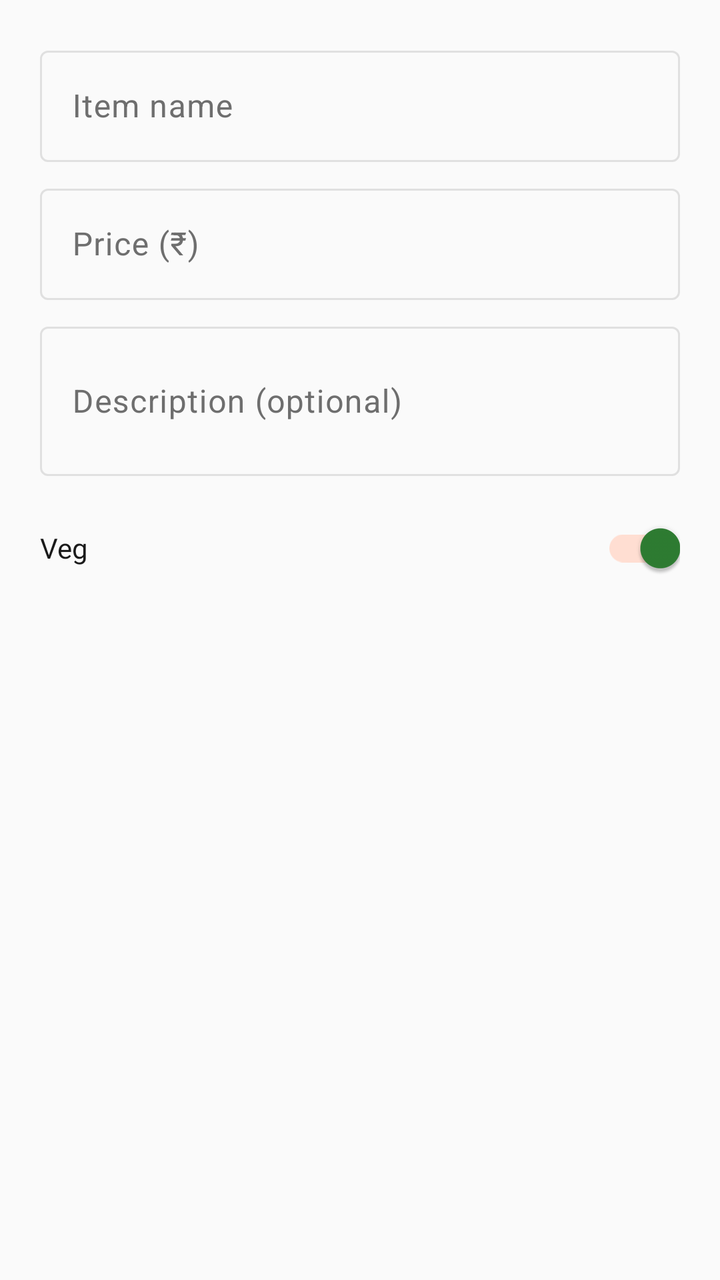
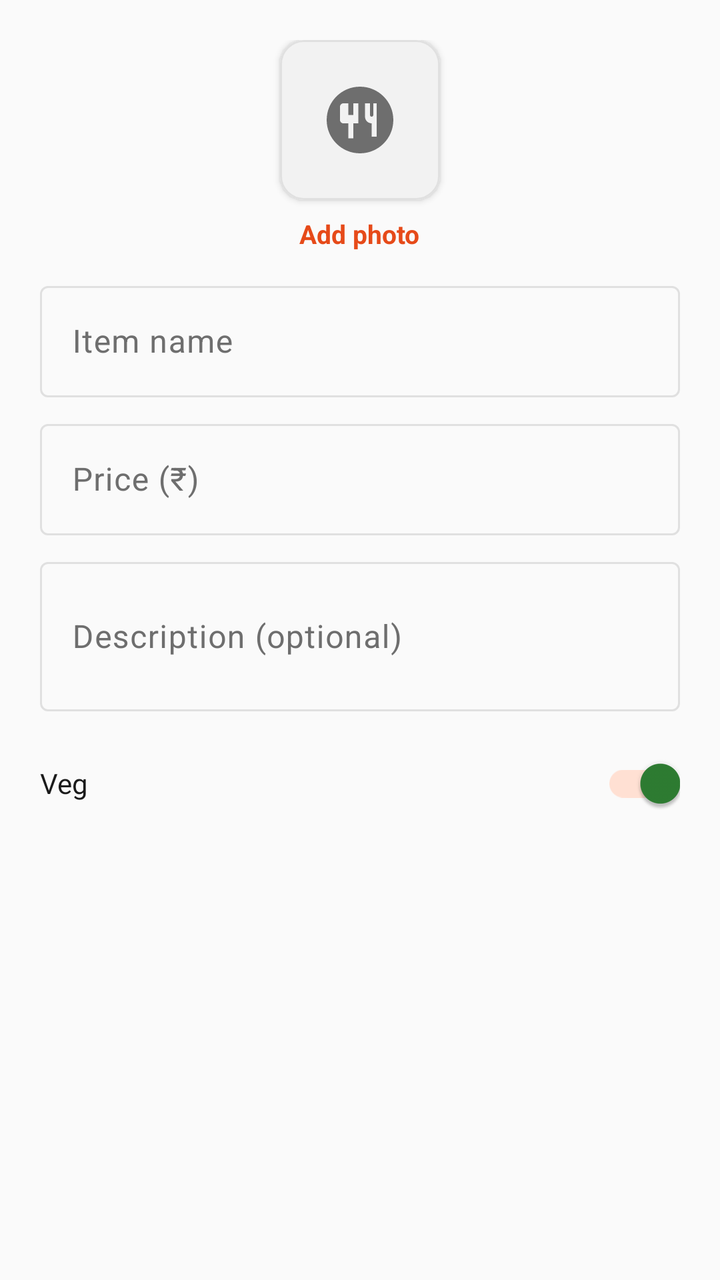

An Android layout rendered at two revisions. The XML below is the earlier revision; the diff shows what the commit changed to produce the second picture.
<!-- AndroidManifest.xml: application theme Theme.AnydropRestaurant -->
<!-- res/layout/dialog_add_menu_item.xml -->
<?xml version="1.0" encoding="utf-8"?>
<ScrollView xmlns:android="http://schemas.android.com/apk/res/android"
    xmlns:app="http://schemas.android.com/apk/res-auto"
    android:layout_width="match_parent"
    android:layout_height="wrap_content">

    <LinearLayout
        android:layout_width="match_parent"
        android:layout_height="wrap_content"
        android:orientation="vertical"
        android:padding="20dp">

        <com.google.android.material.textfield.TextInputLayout
            android:layout_width="match_parent"
            android:layout_height="wrap_content">

            <com.google.android.material.textfield.TextInputEditText
                android:id="@+id/inputItemName"
                android:layout_width="match_parent"
                android:layout_height="wrap_content"
                android:hint="@string/hint_item_name"
                android:inputType="textCapSentences"
                android:maxLength="150" />

        </com.google.android.material.textfield.TextInputLayout>

        <com.google.android.material.textfield.TextInputLayout
            android:layout_width="match_parent"
            android:layout_height="wrap_content"
            android:layout_marginTop="8dp">

            <com.google.android.material.textfield.TextInputEditText
                android:id="@+id/inputItemPrice"
                android:layout_width="match_parent"
                android:layout_height="wrap_content"
                android:hint="@string/hint_item_price"
                android:inputType="numberDecimal" />

        </com.google.android.material.textfield.TextInputLayout>

        <com.google.android.material.textfield.TextInputLayout
            android:layout_width="match_parent"
            android:layout_height="wrap_content"
            android:layout_marginTop="8dp">

            <com.google.android.material.textfield.TextInputEditText
                android:id="@+id/inputItemDescription"
                android:layout_width="match_parent"
                android:layout_height="wrap_content"
                android:hint="@string/hint_item_description"
                android:inputType="textCapSentences|textMultiLine"
                android:minLines="2" />

        </com.google.android.material.textfield.TextInputLayout>

        <LinearLayout
            android:layout_width="match_parent"
            android:layout_height="wrap_content"
            android:orientation="horizontal"
            android:gravity="center_vertical"
            android:layout_marginTop="12dp">

            <TextView
                android:layout_width="0dp"
                android:layout_height="wrap_content"
                android:layout_weight="1"
                android:text="@string/label_veg"
                android:textColor="@color/text_primary" />

            <com.google.android.material.switchmaterial.SwitchMaterial
                android:id="@+id/switchIsVeg"
                android:layout_width="wrap_content"
                android:layout_height="wrap_content"
                android:checked="true"
                app:thumbTint="@color/veg_green"
                app:trackTint="@color/anydrop_primary_container" />
        </LinearLayout>

    </LinearLayout>
</ScrollView>
<!-- resources referenced by this layout -->
<resources>
  <color name="anydrop_primary_container">#FFDED2</color>
  <color name="text_primary">#1A1A1A</color>
  <color name="veg_green">#2E7D32</color>
  <string name="hint_item_description">Description (optional)</string>
  <string name="hint_item_name">Item name</string>
  <string name="hint_item_price">Price (₹)</string>
  <string name="label_veg">Veg</string>
  <style name="Theme.AnydropRestaurant" parent="Theme.Material3.DayNight.NoActionBar">
          <item name="colorPrimary">@color/anydrop_primary</item>
          <item name="colorPrimaryVariant">@color/anydrop_primary_dark</item>
          <item name="colorOnPrimary">@color/white</item>
          <item name="colorSecondary">@color/anydrop_secondary</item>
          <item name="colorOnSurface">@color/text_primary</item>
          <item name="colorOnSurfaceVariant">@color/text_secondary</item>
          <item name="colorOutline">@color/outline</item>
          <item name="android:windowBackground">@color/background</item>
          
          <item name="android:statusBarColor">@color/anydrop_ink</item>
          <item name="android:windowLightStatusBar">false</item>
          <item name="android:textColorPrimary">@color/text_primary</item>
          <item name="android:textColorSecondary">@color/text_secondary</item>
      </style>
  <color name="anydrop_primary">#F54F1B</color>
  <color name="anydrop_primary_dark">#C93E12</color>
  <color name="white">#FFFFFF</color>
  <color name="anydrop_secondary">#2E7D32</color>
  <color name="text_secondary">#6E6E6E</color>
  <color name="outline">#E0E0E0</color>
  <color name="background">#FAFAFA</color>
  <color name="anydrop_ink">#1E223D</color>
</resources>

<!-- the commit's change to res/layout/dialog_add_menu_item.xml (unified diff, before → after) -->
@@ -9,6 +9,49 @@
         android:layout_height="wrap_content"
         android:orientation="vertical"
         android:padding="20dp">
+
+        
+        <LinearLayout
+            android:id="@+id/itemPhotoPickerRow"
+            android:layout_width="match_parent"
+            android:layout_height="wrap_content"
+            android:orientation="vertical"
+            android:gravity="center"
+            android:paddingBottom="12dp"
+            android:clickable="true"
+            android:focusable="true"
+            android:background="?attr/selectableItemBackground">
+
+            <com.google.android.material.card.MaterialCardView
+                android:layout_width="80dp"
+                android:layout_height="80dp"
+                app:cardCornerRadius="12dp"
+                app:cardElevation="2dp"
+                app:cardBackgroundColor="@color/stat_chip_bg"
+                app:strokeColor="@color/outline"
+                app:strokeWidth="1dp">
+
+                <ImageView
+                    android:id="@+id/itemPhotoPreview"
+                    android:layout_width="match_parent"
+                    android:layout_height="match_parent"
+                    android:scaleType="centerCrop"
+                    android:src="@drawable/ic_food_placeholder"
+                    android:padding="20dp"
+                    app:tint="@color/text_secondary"
+                    android:contentDescription="@null" />
+            </com.google.android.material.card.MaterialCardView>
+
+            <TextView
+                android:id="@+id/itemPhotoLabel"
+                android:layout_width="wrap_content"
+                android:layout_height="wrap_content"
+                android:layout_marginTop="8dp"
+                android:text="@string/btn_add_photo"
+                android:textColor="@color/anydrop_primary"
+                android:textStyle="bold"
+                android:textSize="13sp" />
+        </LinearLayout>
 
         <com.google.android.material.textfield.TextInputLayout
             android:layout_width="match_parent"
<!-- resource entries referenced after the edit -->
@@ -1,8 +1,20 @@
 <!-- resources referenced by this layout -->
 <resources>
-  <color name="anydrop_primary_container">#FFDED2</color>
+  <color name="anydrop_primary_container">#FFE0D3</color>
   <color name="text_primary">#1A1A1A</color>
   <color name="veg_green">#2E7D32</color>
+  <!-- drawable ic_food_placeholder (drawable) -->
+  <?xml version="1.0" encoding="utf-8"?>
+  <vector xmlns:android="http://schemas.android.com/apk/res/android"
+      android:width="24dp"
+      android:height="24dp"
+      android:viewportWidth="24"
+      android:viewportHeight="24">
+      <path
+          android:fillColor="#FFFFFF"
+          android:pathData="M12,2C6.48,2 2,6.48 2,12s4.48,10 10,10 10,-4.48 10,-10S17.52,2 12,2zM7,7h1.5v3.5H10V7h1.5v6H10v4.5H8.5V13H7c-0.55,0 -1,-0.45 -1,-1V8C6,7.45 6.45,7 7,7zM17,7v10h-1.5v-4c-1.1,0 -2,-0.9 -2,-2V7H15v3.5c0,0.28 0.22,0.5 0.5,0.5S16,10.78 16,10.5V7H17z"/>
+  </vector>
+  <string name="btn_add_photo">Add photo</string>
   <string name="hint_item_description">Description (optional)</string>
   <string name="hint_item_name">Item name</string>
   <string name="hint_item_price">Price (₹)</string>
@@ -17,18 +29,18 @@
           <item name="colorOutline">@color/outline</item>
           <item name="android:windowBackground">@color/background</item>
           
-          <item name="android:statusBarColor">@color/anydrop_ink</item>
+          <item name="android:statusBarColor">@color/anydrop_primary</item>
           <item name="android:windowLightStatusBar">false</item>
           <item name="android:textColorPrimary">@color/text_primary</item>
           <item name="android:textColorSecondary">@color/text_secondary</item>
       </style>
-  <color name="anydrop_primary">#F54F1B</color>
-  <color name="anydrop_primary_dark">#C93E12</color>
+  <color name="anydrop_primary">#E64A19</color>
+  <color name="anydrop_primary_dark">#B23C14</color>
   <color name="white">#FFFFFF</color>
   <color name="anydrop_secondary">#2E7D32</color>
   <color name="text_secondary">#6E6E6E</color>
   <color name="outline">#E0E0E0</color>
+  <color name="stat_chip_bg">#F2F2F2</color>
   <color name="background">#FAFAFA</color>
-  <color name="anydrop_ink">#1E223D</color>
 </resources>
 
